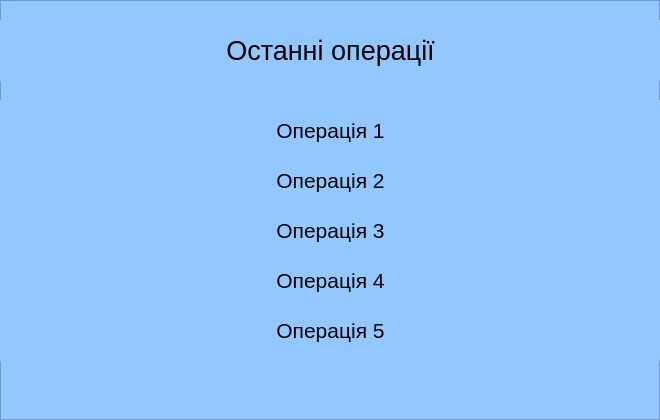
Before: the Qt Designer form classes/gui/LastOperations.ui in TheBiggestDaddy/ATM, drawn with Qt 5.
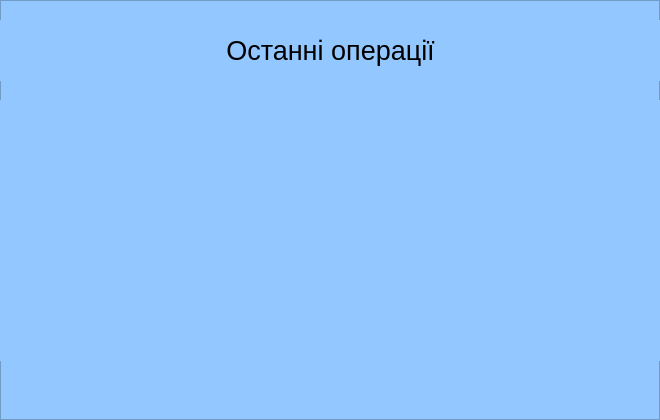
After: the same form once the commit is applied.

Patch:
```diff
--- a/classes/gui/LastOperations.ui
+++ b/classes/gui/LastOperations.ui
@@ -47,8 +47,14 @@
      <height>61</height>
     </rect>
    </property>
+   <property name="font">
+    <font>
+     <pointsize>16</pointsize>
+     <kerning>true</kerning>
+    </font>
+   </property>
    <property name="text">
-    <string>&lt;html&gt;&lt;head/&gt;&lt;body&gt;&lt;p align=&quot;center&quot;&gt;&lt;span style=&quot; font-size:16pt;&quot;&gt;Операція 1&lt;/span&gt;&lt;/p&gt;&lt;/body&gt;&lt;/html&gt;</string>
+    <string>&lt;html&gt;&lt;head/&gt;&lt;body&gt;&lt;p align=&quot;center&quot;&gt;&lt;br/&gt;&lt;/p&gt;&lt;/body&gt;&lt;/html&gt;</string>
    </property>
    <property name="textFormat">
     <enum>Qt::AutoText</enum>
@@ -63,8 +69,14 @@
      <height>61</height>
     </rect>
    </property>
+   <property name="font">
+    <font>
+     <pointsize>16</pointsize>
+     <kerning>true</kerning>
+    </font>
+   </property>
    <property name="text">
-    <string>&lt;html&gt;&lt;head/&gt;&lt;body&gt;&lt;p align=&quot;center&quot;&gt;&lt;span style=&quot; font-size:16pt;&quot;&gt;Операція 2&lt;/span&gt;&lt;/p&gt;&lt;/body&gt;&lt;/html&gt;</string>
+    <string>&lt;html&gt;&lt;head/&gt;&lt;body&gt;&lt;p align=&quot;center&quot;&gt;&lt;br/&gt;&lt;/p&gt;&lt;/body&gt;&lt;/html&gt;</string>
    </property>
    <property name="textFormat">
     <enum>Qt::AutoText</enum>
@@ -79,8 +91,14 @@
      <height>61</height>
     </rect>
    </property>
+   <property name="font">
+    <font>
+     <pointsize>16</pointsize>
+     <kerning>true</kerning>
+    </font>
+   </property>
    <property name="text">
-    <string>&lt;html&gt;&lt;head/&gt;&lt;body&gt;&lt;p align=&quot;center&quot;&gt;&lt;span style=&quot; font-size:16pt;&quot;&gt;Операція 3&lt;/span&gt;&lt;/p&gt;&lt;/body&gt;&lt;/html&gt;</string>
+    <string>&lt;html&gt;&lt;head/&gt;&lt;body&gt;&lt;p align=&quot;center&quot;&gt;&lt;br/&gt;&lt;/p&gt;&lt;/body&gt;&lt;/html&gt;</string>
    </property>
    <property name="textFormat">
     <enum>Qt::AutoText</enum>
@@ -95,8 +113,14 @@
      <height>61</height>
     </rect>
    </property>
+   <property name="font">
+    <font>
+     <pointsize>16</pointsize>
+     <kerning>true</kerning>
+    </font>
+   </property>
    <property name="text">
-    <string>&lt;html&gt;&lt;head/&gt;&lt;body&gt;&lt;p align=&quot;center&quot;&gt;&lt;span style=&quot; font-size:16pt;&quot;&gt;Операція 4&lt;/span&gt;&lt;/p&gt;&lt;/body&gt;&lt;/html&gt;</string>
+    <string>&lt;html&gt;&lt;head/&gt;&lt;body&gt;&lt;p align=&quot;center&quot;&gt;&lt;br/&gt;&lt;/p&gt;&lt;/body&gt;&lt;/html&gt;</string>
    </property>
    <property name="textFormat">
     <enum>Qt::AutoText</enum>
@@ -111,8 +135,14 @@
      <height>61</height>
     </rect>
    </property>
+   <property name="font">
+    <font>
+     <pointsize>16</pointsize>
+     <kerning>true</kerning>
+    </font>
+   </property>
    <property name="text">
-    <string>&lt;html&gt;&lt;head/&gt;&lt;body&gt;&lt;p align=&quot;center&quot;&gt;&lt;span style=&quot; font-size:16pt;&quot;&gt;Операція 5&lt;/span&gt;&lt;/p&gt;&lt;/body&gt;&lt;/html&gt;</string>
+    <string>&lt;html&gt;&lt;head/&gt;&lt;body&gt;&lt;p align=&quot;center&quot;&gt;&lt;br/&gt;&lt;/p&gt;&lt;/body&gt;&lt;/html&gt;</string>
    </property>
    <property name="textFormat">
     <enum>Qt::AutoText</enum>
```
